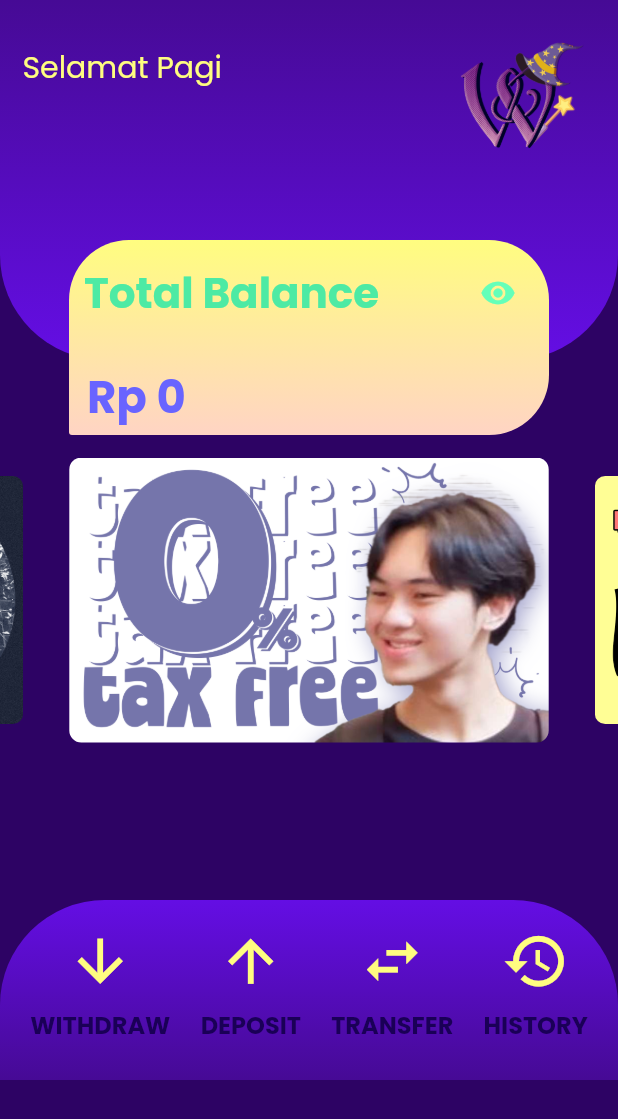
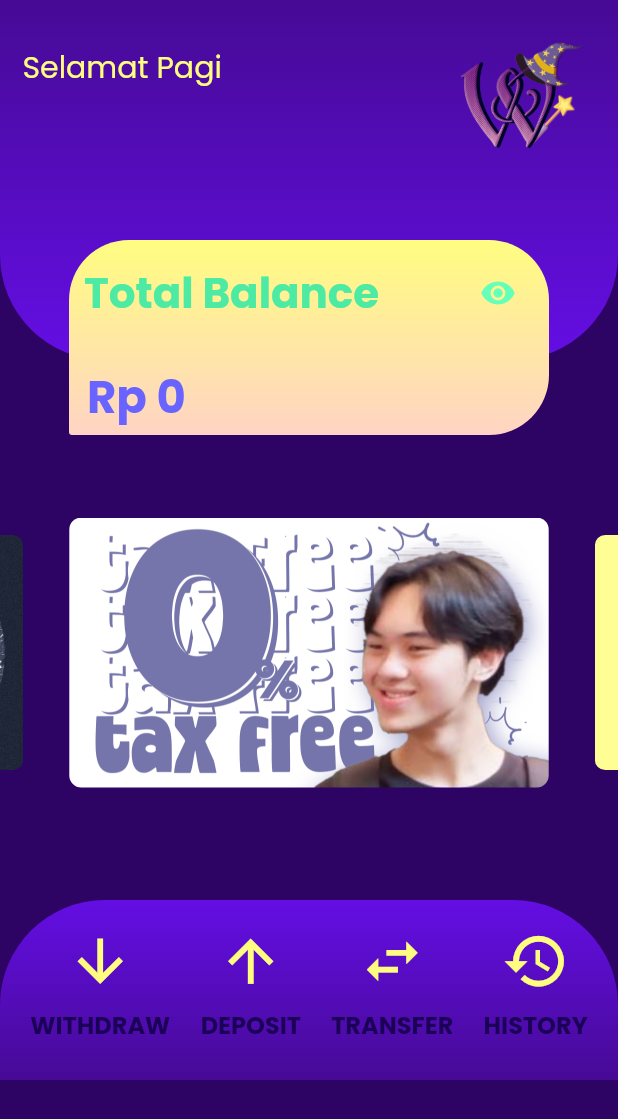
Before and after one commit to George535220173/UAS_E-MONEY, a Flutter app: the Home screen opened directly, on a phone screen of 412 x 824 dp. Shown: the top 1119 px of the screen. Run offline on Flutter 3.47's test engine with Material 2 defaults, Android fonts, the phone set to English and light mode, and no system bars; drawn by our look-alikes of carousel_slider; our stand-ins replace cloud_firestore, firebase_auth, firebase_core; accounts and stored records are empty.

Commit message:
Update home.dart

```diff
--- a/lib/Home/home.dart
+++ b/lib/Home/home.dart
@@ -313,10 +313,10 @@ class _HomeState extends State<Home> {
                     ),
                     Container(
                       alignment: Alignment.center,
-                      margin: EdgeInsets.symmetric(vertical: 300),
+                      margin: EdgeInsets.symmetric(vertical: 340),
                       child: CarouselSlider(
                         options: CarouselOptions(
-                          height: 200.0,
+                          height: 190.0,
                           enlargeCenterPage: true,
                           autoPlay: true,
                           aspectRatio: 20 / 9,
```
